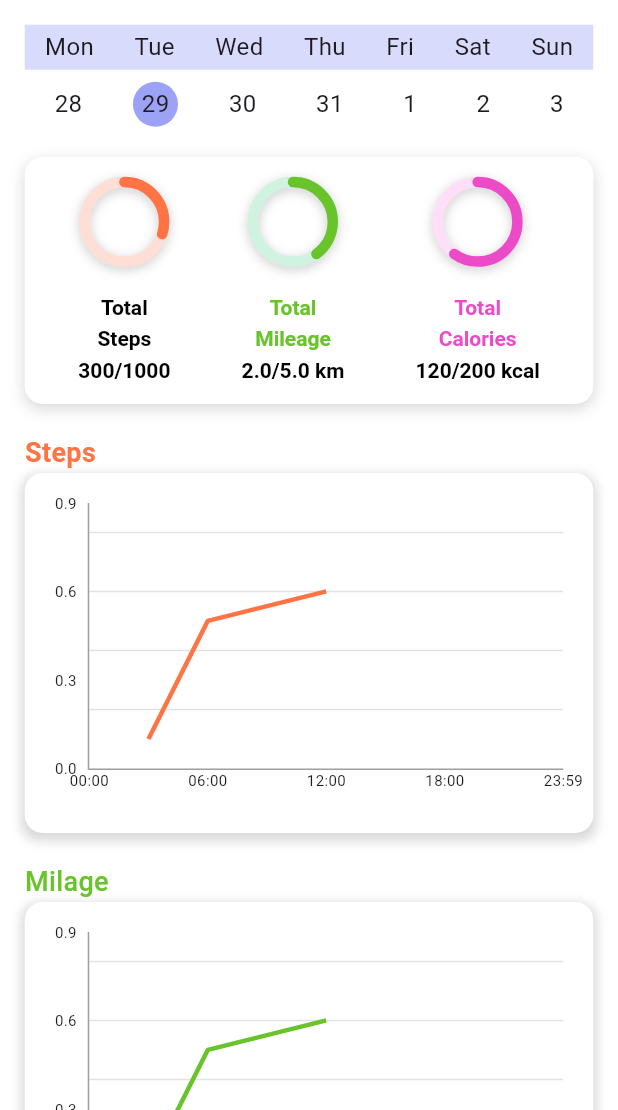
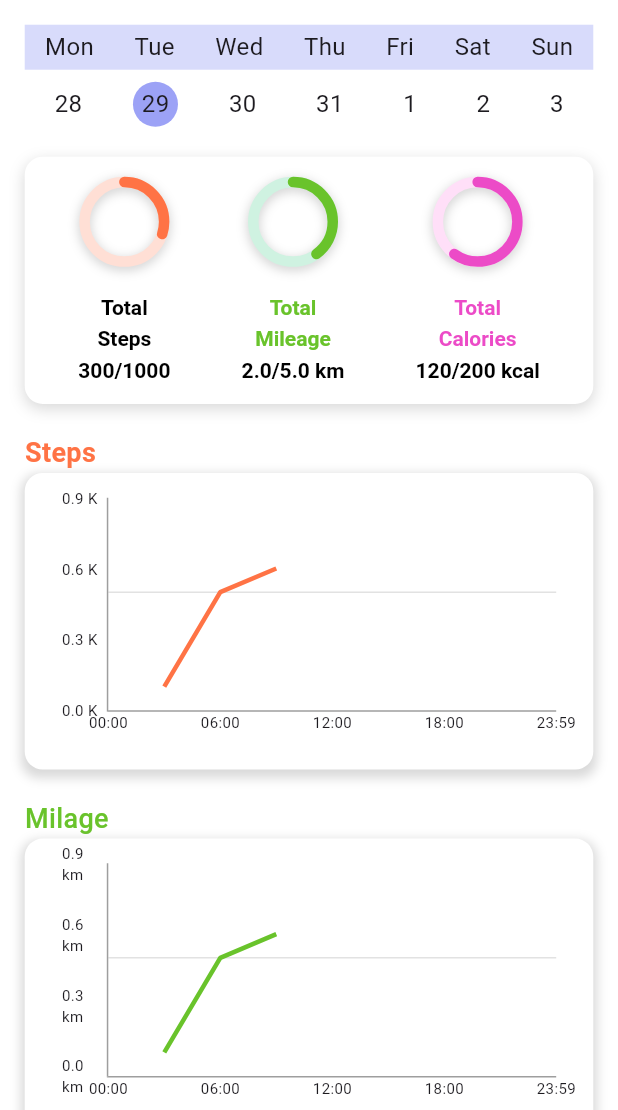
Before and after one commit to Abbas355/qring, a Flutter app: the ActivityScreen screen opened directly, on a phone screen of 412 x 824 dp, the part 126-1236 px from its top. Run offline on Flutter 3.47's test engine with Material 3 defaults, Android fonts, the light colour scheme and no system bars; drawn by our look-alikes of fl_chart; our stand-ins replace pie_chart.

Commit message:
finalize the desing , adding some features on the and the heart rate graph

```diff
--- a/lib/main.dart
+++ b/lib/main.dart
@@ -13,9 +13,7 @@ class MyApp extends StatelessWidget {
   @override
   Widget build(BuildContext context) {
     return MaterialApp(
-
       debugShowCheckedModeBanner: false,
-
 
       home: const HomeController(),
     );
--- a/lib/views/activity_screen/activity_screen.dart
+++ b/lib/views/activity_screen/activity_screen.dart
@@ -132,7 +132,7 @@ class _ActivityScreenState extends State<ActivityScreen> {
                         color: constants.caloriebar,
                       ),
                     ),
-                    StepsGraphWidget(barcolor: constants.caloriebar),
+                    StepsGraphWidget(barcolor: constants.caloriebar,unit: 'K',),
                     SizedBox(height: 20),
                     Text(
                       "Milage",
@@ -142,7 +142,7 @@ class _ActivityScreenState extends State<ActivityScreen> {
                         color: constants.stepsbar,
                       ),
                     ),
-                    StepsGraphWidget(barcolor: constants.stepsbar),
+                    StepsGraphWidget(barcolor: constants.stepsbar,unit: 'km',),
                     SizedBox(height: 20),
                     Text(
                       "Calories",
@@ -152,7 +152,7 @@ class _ActivityScreenState extends State<ActivityScreen> {
                         color: constants.caloriesprogresscolor,
                       ),
                     ),
-                    StepsGraphWidget(barcolor: constants.caloriesprogresscolor),
+                    StepsGraphWidget(barcolor: constants.caloriesprogresscolor,unit: 'K',),
                   ],
                 ),
               ],
--- a/lib/views/activity_screen/widgets/graph.dart
+++ b/lib/views/activity_screen/widgets/graph.dart
@@ -3,8 +3,13 @@ import 'package:flutter/material.dart';
 
 class StepsGraphWidget extends StatefulWidget {
   final Color barcolor;
+  final String unit;
 
-  const StepsGraphWidget({super.key, required this.barcolor});
+  const StepsGraphWidget({
+    super.key,
+    required this.barcolor,
+    required this.unit,
+  });
 
   @override
   State<StepsGraphWidget> createState() => _StepsGraphWidgetState();
@@ -18,9 +23,9 @@ class _StepsGraphWidgetState extends State<StepsGraphWidget>
   final List<FlSpot> fullSpots = const [
     FlSpot(0.5, 0.1),
     FlSpot(1, 0.5),
-    FlSpot(2, 0.6),
-    FlSpot(3, 0.8),
-    FlSpot(4, 0.4),
+    FlSpot(1.5, 0.6),
+    FlSpot(2, 0.8),
+    FlSpot(2.5, 0.4),
   ];
 
   @override
@@ -32,9 +37,10 @@ class _StepsGraphWidgetState extends State<StepsGraphWidget>
       duration: const Duration(seconds: 3),
     );
 
-    _animation = Tween<double>(begin: 0, end: 1).animate(
-      CurvedAnimation(parent: _controller, curve: Curves.linear),
-    );
+    _animation = Tween<double>(
+      begin: 0,
+      end: 1,
+    ).animate(CurvedAnimation(parent: _controller, curve: Curves.linear));
 
     _controller.forward();
   }
@@ -46,7 +52,9 @@ class _StepsGraphWidgetState extends State<StepsGraphWidget>
   }
 
   List<FlSpot> getInterpolatedSpots(double progress) {
-    int count = (progress * fullSpots.length).clamp(0, fullSpots.length).floor();
+    int count = (progress * fullSpots.length)
+        .clamp(0, fullSpots.length)
+        .floor();
     if (count == 0) return [];
     return fullSpots.sublist(0, count);
   }
@@ -54,7 +62,6 @@ class _StepsGraphWidgetState extends State<StepsGraphWidget>
   @override
   Widget build(BuildContext context) {
     final size = MediaQuery.of(context).size;
-
     return Container(
       width: size.width,
       decoration: BoxDecoration(
@@ -70,12 +77,13 @@ class _StepsGraphWidgetState extends State<StepsGraphWidget>
         ],
       ),
       child: Padding(
-        padding: const EdgeInsets.all(20),
+        padding: EdgeInsets.symmetric(vertical: size.height * 0.02),
         child: Column(
           crossAxisAlignment: CrossAxisAlignment.center,
           children: [
             SizedBox(
-              height: 200,
+              height: size.height * 0.2,
+              width: size.width * 0.8,
               child: AnimatedBuilder(
                 animation: _animation,
                 builder: (context, child) {
@@ -119,8 +127,9 @@ class _StepsGraphWidgetState extends State<StepsGraphWidget>
                           sideTitles: SideTitles(
                             showTitles: true,
                             interval: 0.3,
+                            reservedSize: 30,
                             getTitlesWidget: (value, _) => Text(
-                              '${value.toStringAsFixed(1)}',
+                              '${value.toStringAsFixed(1)} ${widget.unit}',
                               style: const TextStyle(fontSize: 10),
                             ),
                           ),
```
Also changed, not shown: lib/views/heart_rate/heart_rate_screen.dart (+67 -17 lines), lib/views/heart_rate/widgets/radial_bar.dart (+6 -6 lines), lib/views/sleep_screen/widgets/heart_rate.dart (+29 -16 lines).
